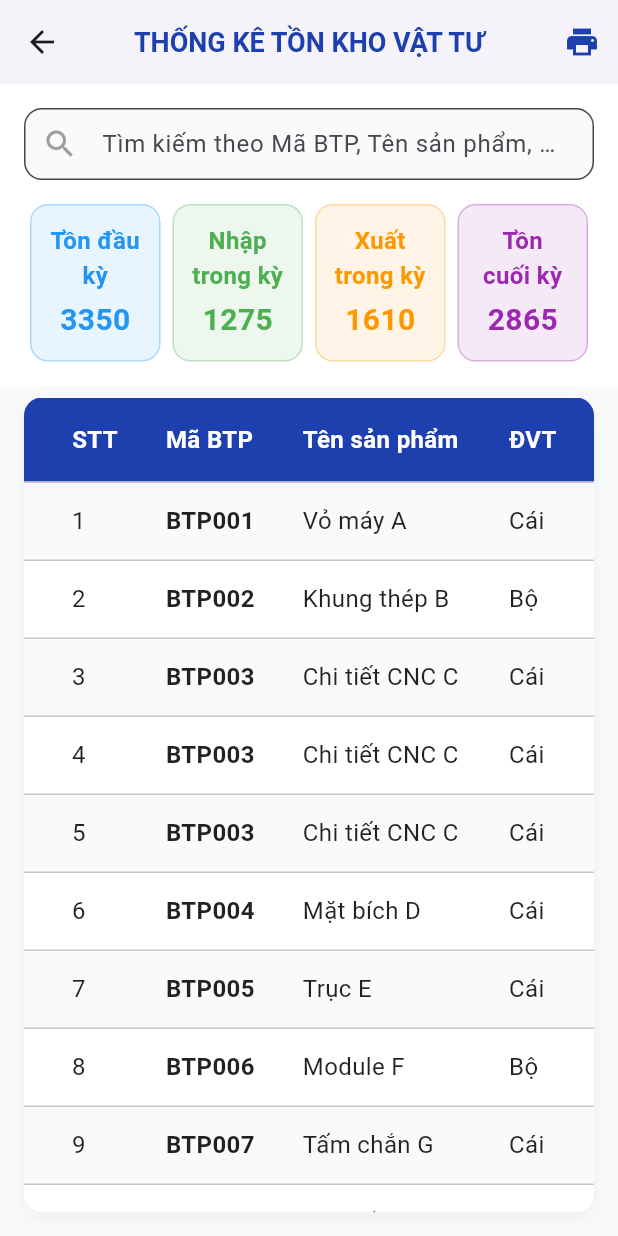
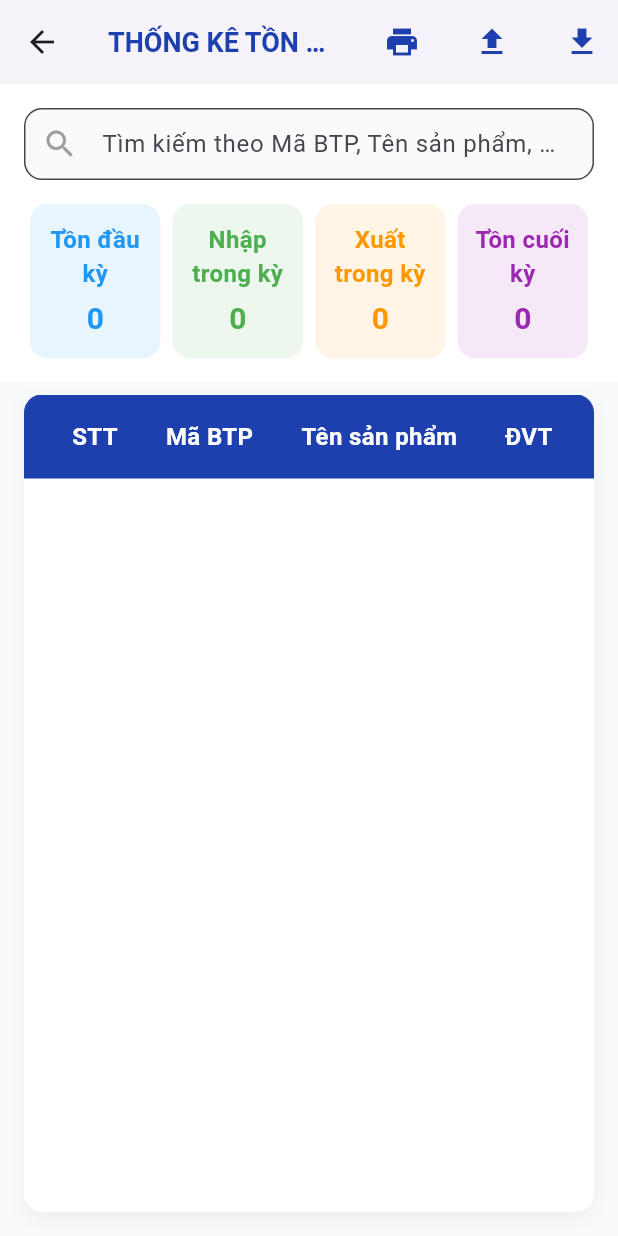
Before and after one commit to viet1012/stock_web, a Flutter app: the InventoryStatisticsScreen screen opened directly with empty values, on a phone screen of 412 x 824 dp. Run offline on Flutter 3.47's test engine with Material 3 defaults, Android fonts, the phone set to English and light mode, and no system bars; our stand-ins replace data_table_2, syncfusion_flutter_charts; missing offline and left inert: excel.

Commit message:
init project

```diff
--- a/lib/Bao_Cao/inventory_statistics_screen.dart
+++ b/lib/Bao_Cao/inventory_statistics_screen.dart
@@ -1,4 +1,7 @@
 import 'package:flutter/material.dart';
+import 'package:excel/excel.dart';
+import 'dart:io';
+import 'package:path_provider/path_provider.dart';
 
 class InventoryStatisticsScreen extends StatefulWidget {
   const InventoryStatisticsScreen({Key? key, required int month})
@@ -13,250 +16,9 @@ class _InventoryStatisticsScreenState extends State<InventoryStatisticsScreen> {
   final TextEditingController _searchController = TextEditingController();
   late List<Map<String, dynamic>> _filteredData;
 
-  // Dữ liệu mẫu
+  // Dữ liệu mẫu (giữ nguyên dữ liệu cũ)
   final List<Map<String, dynamic>> _inventoryData = [
-    {
-      'STT': 1,
-      'Mã BTP': 'BTP001',
-      'Tên sản phẩm': 'Vỏ máy A',
-      'ĐVT': 'Cái',
-      'Tồn đầu kỳ': 120,
-      'Nhập trong kỳ': 50,
-      'Xuất trong kỳ': 70,
-      'Tồn cuối kỳ': 100,
-      'Vị trí kệ': 'Kệ A1-01',
-    },
-    {
-      'STT': 2,
-      'Mã BTP': 'BTP002',
-      'Tên sản phẩm': 'Khung thép B',
-      'ĐVT': 'Bộ',
-      'Tồn đầu kỳ': 80,
-      'Nhập trong kỳ': 20,
-      'Xuất trong kỳ': 30,
-      'Tồn cuối kỳ': 70,
-      'Vị trí kệ': 'Kệ B2-03',
-    },
-    {
-      'STT': 3,
-      'Mã BTP': 'BTP003',
-      'Tên sản phẩm': 'Chi tiết CNC C',
-      'ĐVT': 'Cái',
-      'Tồn đầu kỳ': 200,
-      'Nhập trong kỳ': 100,
-      'Xuất trong kỳ': 150,
-      'Tồn cuối kỳ': 150,
-      'Vị trí kệ': 'Kệ C3-02',
-    },
-    {
-      'STT': 4,
-      'Mã BTP': 'BTP003',
-      'Tên sản phẩm': 'Chi tiết CNC C',
-      'ĐVT': 'Cái',
-      'Tồn đầu kỳ': 200,
-      'Nhập trong kỳ': 100,
-      'Xuất trong kỳ': 150,
-      'Tồn cuối kỳ': 50,
-      'Vị trí kệ': 'Kệ C3-03',
-    },
-    {
-      'STT': 5,
-      'Mã BTP': 'BTP003',
-      'Tên sản phẩm': 'Chi tiết CNC C',
-      'ĐVT': 'Cái',
-      'Tồn đầu kỳ': 200,
-      'Nhập trong kỳ': 100,
-      'Xuất trong kỳ': 150,
-      'Tồn cuối kỳ': 100,
-      'Vị trí kệ': 'Kệ C3-04',
-    },
-    {
-      'STT': 6,
-      'Mã BTP': 'BTP004',
-      'Tên sản phẩm': 'Mặt bích D',
-      'ĐVT': 'Cái',
-      'Tồn đầu kỳ': 60,
-      'Nhập trong kỳ': 40,
-      'Xuất trong kỳ': 30,
-      'Tồn cuối kỳ': 70,
-      'Vị trí kệ': 'Kệ D1-05',
-    },
-    {
-      'STT': 7,
-      'Mã BTP': 'BTP005',
-      'Tên sản phẩm': 'Trục E',
-      'ĐVT': 'Cái',
-      'Tồn đầu kỳ': 50,
-      'Nhập trong kỳ': 0,
-      'Xuất trong kỳ': 10,
-      'Tồn cuối kỳ': 40,
-      'Vị trí kệ': 'Kệ E4-01',
-    },
-    {
-      'STT': 8,
-      'Mã BTP': 'BTP006',
-      'Tên sản phẩm': 'Module F',
-      'ĐVT': 'Bộ',
-      'Tồn đầu kỳ': 30,
-      'Nhập trong kỳ': 20,
-      'Xuất trong kỳ': 15,
-      'Tồn cuối kỳ': 35,
-      'Vị trí kệ': 'Kệ F2-04',
-    },
-    {
-      'STT': 9,
-      'Mã BTP': 'BTP007',
-      'Tên sản phẩm': 'Tấm chắn G',
-      'ĐVT': 'Cái',
-      'Tồn đầu kỳ': 90,
-      'Nhập trong kỳ': 30,
-      'Xuất trong kỳ': 20,
-      'Tồn cuối kỳ': 100,
-      'Vị trí kệ': 'Kệ G1-02',
-    },
-    {
-      'STT': 10,
-      'Mã BTP': 'BTP008',
-      'Tên sản phẩm': 'Cụm lắp H',
-      'ĐVT': 'Bộ',
-      'Tồn đầu kỳ': 70,
-      'Nhập trong kỳ': 10,
-      'Xuất trong kỳ': 25,
-      'Tồn cuối kỳ': 55,
-      'Vị trí kệ': 'Kệ H3-01',
-    },
-    {
-      'STT': 11,
-      'Mã BTP': 'BTP009',
-      'Tên sản phẩm': 'Thanh nhôm J',
-      'ĐVT': 'Mét',
-      'Tồn đầu kỳ': 300,
-      'Nhập trong kỳ': 120,
-      'Xuất trong kỳ': 80,
-      'Tồn cuối kỳ': 340,
-      'Vị trí kệ': 'Kệ J4-02',
-    },
-    {
-      'STT': 12,
-      'Mã BTP': 'BTP010',
-      'Tên sản phẩm': 'Vòng kẹp K',
-      'ĐVT': 'Cái',
-      'Tồn đầu kỳ': 110,
-      'Nhập trong kỳ': 40,
-      'Xuất trong kỳ': 50,
-      'Tồn cuối kỳ': 100,
-      'Vị trí kệ': 'Kệ K2-05',
-    },
-    {
-      'STT': 13,
-      'Mã BTP': 'BTP011',
-      'Tên sản phẩm': 'Máng dẫn L',
-      'ĐVT': 'Cái',
-      'Tồn đầu kỳ': 45,
-      'Nhập trong kỳ': 25,
-      'Xuất trong kỳ': 15,
-      'Tồn cuối kỳ': 55,
-      'Vị trí kệ': 'Kệ L1-06',
-    },
-    {
-      'STT': 14,
-      'Mã BTP': 'BTP012',
-      'Tên sản phẩm': 'Chốt định vị M',
-      'ĐVT': 'Cái',
-      'Tồn đầu kỳ': 500,
-      'Nhập trong kỳ': 200,
-      'Xuất trong kỳ': 250,
-      'Tồn cuối kỳ': 450,
-      'Vị trí kệ': 'Kệ M3-04',
-    },
-    {
-      'STT': 15,
-      'Mã BTP': 'BTP013',
-      'Tên sản phẩm': 'Đế gá N',
-      'ĐVT': 'Cái',
-      'Tồn đầu kỳ': 35,
-      'Nhập trong kỳ': 10,
-      'Xuất trong kỳ': 5,
-      'Tồn cuối kỳ': 40,
-      'Vị trí kệ': 'Kệ N2-01',
-    },
-    {
-      'STT': 16,
-      'Mã BTP': 'BTP014',
-      'Tên sản phẩm': 'Khớp nối P',
-      'ĐVT': 'Bộ',
-      'Tồn đầu kỳ': 150,
-      'Nhập trong kỳ': 50,
-      'Xuất trong kỳ': 70,
-      'Tồn cuối kỳ': 130,
-      'Vị trí kệ': 'Kệ P4-03',
-    },
-    {
-      'STT': 17,
-      'Mã BTP': 'BTP015',
-      'Tên sản phẩm': 'Vòng bi Q',
-      'ĐVT': 'Cái',
-      'Tồn đầu kỳ': 600,
-      'Nhập trong kỳ': 200,
-      'Xuất trong kỳ': 300,
-      'Tồn cuối kỳ': 500,
-      'Vị trí kệ': 'Kệ Q1-02',
-    },
-    {
-      'STT': 18,
-      'Mã BTP': 'BTP016',
-      'Tên sản phẩm': 'Tấm laser R',
-      'ĐVT': 'Cái',
-      'Tồn đầu kỳ': 95,
-      'Nhập trong kỳ': 30,
-      'Xuất trong kỳ': 20,
-      'Tồn cuối kỳ': 105,
-      'Vị trí kệ': 'Kệ R5-01',
-    },
-    {
-      'STT': 19,
-      'Mã BTP': 'BTP017',
-      'Tên sản phẩm': 'Nắp bảo vệ S',
-      'ĐVT': 'Cái',
-      'Tồn đầu kỳ': 80,
-      'Nhập trong kỳ': 40,
-      'Xuất trong kỳ': 35,
-      'Tồn cuối kỳ': 85,
-      'Vị trí kệ': 'Kệ S1-03',
-    },
-    {
-      'STT': 20,
-      'Mã BTP': 'BTP018',
-      'Tên sản phẩm': 'Thanh ray T',
-      'ĐVT': 'Mét',
-      'Tồn đầu kỳ': 180,
-      'Nhập trong kỳ': 60,
-      'Xuất trong kỳ': 90,
-      'Tồn cuối kỳ': 150,
-      'Vị trí kệ': 'Kệ T2-02',
-    },
-    {
-      'STT': 21,
-      'Mã BTP': 'BTP019',
-      'Tên sản phẩm': 'Mô-đun U',
-      'ĐVT': 'Bộ',
-      'Tồn đầu kỳ': 25,
-      'Nhập trong kỳ': 10,
-      'Xuất trong kỳ': 5,
-      'Tồn cuối kỳ': 30,
-      'Vị trí kệ': 'Kệ U3-03',
-    },
-    {
-      'STT': 22,
-      'Mã BTP': 'BTP020',
-      'Tên sản phẩm': 'Giá đỡ V',
-      'ĐVT': 'Cái',
-      'Tồn đầu kỳ': 130,
-      'Nhập trong kỳ': 20,
-      'Xuất trong kỳ': 40,
-      'Tồn cuối kỳ': 110,
-      'Vị trí kệ': 'Kệ V4-01',
-    },
+    // ... giữ nguyên danh sách như bạn đã có
   ];
 
   final List<String> _columns = [
@@ -299,6 +61,18 @@ class _InventoryStatisticsScreenState extends State<InventoryStatisticsScreen> {
     return _filteredData.fold(0, (sum, item) => sum + (item[key] as int));
   }
 
+  Future<void> _exportToExcel() async {
+    ScaffoldMessenger.of(
+      context,
+    ).showSnackBar(SnackBar(content: Text('Xuất Excel thành công')));
+  }
+
+  Future<void> _importFromExcel() async {
+    ScaffoldMessenger.of(
+      context,
+    ).showSnackBar(SnackBar(content: Text('Nhập Excel thành công')));
+  }
+
   @override
   Widget build(BuildContext context) {
     final totalBegin = _calculateTotal('Tồn đầu kỳ');
@@ -321,6 +95,8 @@ class _InventoryStatisticsScreenState extends State<InventoryStatisticsScreen> {
         ),
         centerTitle: true,
         actions: [
+          Row(
+            children: [
               IconButton(
                 icon: const Icon(Icons.print, color: Color(0xFF1E40AF)),
                 onPressed: () {
@@ -330,23 +106,41 @@ class _InventoryStatisticsScreenState extends State<InventoryStatisticsScreen> {
                   );
                 },
               ),
+              const SizedBox(width: 12),
+
+              IconButton(
+                icon: const Icon(Icons.file_upload, color: Color(0xFF1E40AF)),
+                onPressed: _importFromExcel,
+              ),
+              const SizedBox(width: 12),
+              IconButton(
+                icon: const Icon(Icons.file_download, color: Color(0xFF1E40AF)),
+                onPressed: _exportToExcel,
+              ),
+            ],
+          ),
         ],
       ),
       body: Column(
         children: [
-          // === SEARCH & SUMMARY ===
+          // === SEARCH & SUMMARY + IMPORT/EXPORT BUTTONS ===
           Container(
             padding: const EdgeInsets.all(16),
             color: Colors.white,
             child: Column(
               children: [
-                // Search bar
-                TextField(
+                Row(
+                  children: [
+                    Expanded(
+                      child: TextField(
                         controller: _searchController,
                         decoration: InputDecoration(
                           hintText:
                               'Tìm kiếm theo Mã BTP, Tên sản phẩm, Vị trí kệ...',
-                    prefixIcon: const Icon(Icons.search, color: Colors.grey),
+                          prefixIcon: const Icon(
+                            Icons.search,
+                            color: Colors.grey,
+                          ),
                           suffixIcon: _searchController.text.isNotEmpty
                               ? IconButton(
                                   icon: const Icon(Icons.clear),
@@ -367,8 +161,10 @@ class _InventoryStatisticsScreenState extends State<InventoryStatisticsScreen> {
                           ),
                         ),
                       ),
+                    ),
+                  ],
+                ),
                 const SizedBox(height: 16),
-                // Summary cards
                 Row(
                   children: [
                     _buildSummaryCard('Tồn đầu kỳ', totalBegin, Colors.blue),
@@ -380,6 +176,7 @@ class _InventoryStatisticsScreenState extends State<InventoryStatisticsScreen> {
               ],
             ),
           ),
+
           const SizedBox(height: 8),
 
           // === DATA TABLE ===
@@ -556,7 +353,6 @@ class _InventoryStatisticsScreenState extends State<InventoryStatisticsScreen> {
         decoration: BoxDecoration(
           color: color.withOpacity(0.1),
           borderRadius: BorderRadius.circular(12),
-          border: Border.all(color: color.withOpacity(0.3)),
         ),
         child: Column(
           children: [
```
Lines whose indentation alone changed are shown as unchanged.
